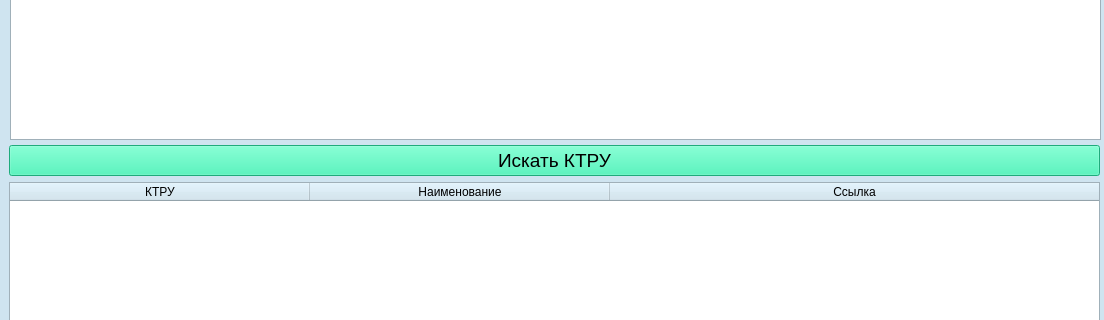
First picture: the form in User_inface.ui, repository Vofanchik/KTRU_searcher, before the edit; both pictures show x 0 to 1104 and y 136 to 456 of the 1104 by 600 pixel window.
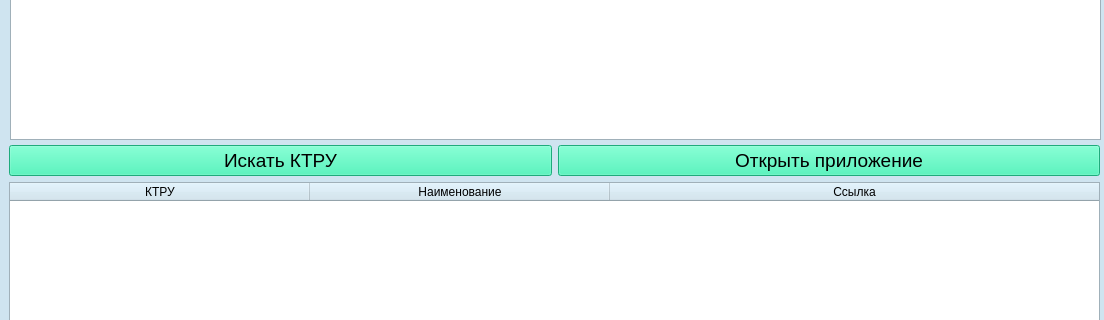
Second picture: the form after the edit.

What changed in the file:
```diff
--- a/User_inface.ui
+++ b/User_inface.ui
@@ -1524,7 +1524,461 @@
        </property>
       </widget>
      </item>
-     <item row="1" column="0">
+     <item row="0" column="1">
+      <widget class="QPushButton" name="pushButton_3">
+       <property name="palette">
+        <palette>
+         <active>
+          <colorrole role="WindowText">
+           <brush brushstyle="SolidPattern">
+            <color alpha="255">
+             <red>0</red>
+             <green>0</green>
+             <blue>0</blue>
+            </color>
+           </brush>
+          </colorrole>
+          <colorrole role="Button">
+           <brush brushstyle="SolidPattern">
+            <color alpha="255">
+             <red>43</red>
+             <green>240</green>
+             <blue>174</blue>
+            </color>
+           </brush>
+          </colorrole>
+          <colorrole role="Light">
+           <brush brushstyle="SolidPattern">
+            <color alpha="255">
+             <red>151</red>
+             <green>255</green>
+             <blue>220</blue>
+            </color>
+           </brush>
+          </colorrole>
+          <colorrole role="Midlight">
+           <brush brushstyle="SolidPattern">
+            <color alpha="255">
+             <red>97</red>
+             <green>247</green>
+             <blue>197</blue>
+            </color>
+           </brush>
+          </colorrole>
+          <colorrole role="Dark">
+           <brush brushstyle="SolidPattern">
+            <color alpha="255">
+             <red>22</red>
+             <green>120</green>
+             <blue>87</blue>
+            </color>
+           </brush>
+          </colorrole>
+          <colorrole role="Mid">
+           <brush brushstyle="SolidPattern">
+            <color alpha="255">
+             <red>29</red>
+             <green>160</green>
+             <blue>116</blue>
+            </color>
+           </brush>
+          </colorrole>
+          <colorrole role="Text">
+           <brush brushstyle="SolidPattern">
+            <color alpha="255">
+             <red>0</red>
+             <green>0</green>
+             <blue>0</blue>
+            </color>
+           </brush>
+          </colorrole>
+          <colorrole role="BrightText">
+           <brush brushstyle="SolidPattern">
+            <color alpha="255">
+             <red>255</red>
+             <green>255</green>
+             <blue>255</blue>
+            </color>
+           </brush>
+          </colorrole>
+          <colorrole role="ButtonText">
+           <brush brushstyle="SolidPattern">
+            <color alpha="255">
+             <red>0</red>
+             <green>0</green>
+             <blue>0</blue>
+            </color>
+           </brush>
+          </colorrole>
+          <colorrole role="Base">
+           <brush brushstyle="SolidPattern">
+            <color alpha="255">
+             <red>255</red>
+             <green>255</green>
+             <blue>255</blue>
+            </color>
+           </brush>
+          </colorrole>
+          <colorrole role="Window">
+           <brush brushstyle="SolidPattern">
+            <color alpha="255">
+             <red>43</red>
+             <green>240</green>
+             <blue>174</blue>
+            </color>
+           </brush>
+          </colorrole>
+          <colorrole role="Shadow">
+           <brush brushstyle="SolidPattern">
+            <color alpha="255">
+             <red>0</red>
+             <green>0</green>
+             <blue>0</blue>
+            </color>
+           </brush>
+          </colorrole>
+          <colorrole role="AlternateBase">
+           <brush brushstyle="SolidPattern">
+            <color alpha="255">
+             <red>149</red>
+             <green>247</green>
+             <blue>214</blue>
+            </color>
+           </brush>
+          </colorrole>
+          <colorrole role="ToolTipBase">
+           <brush brushstyle="SolidPattern">
+            <color alpha="255">
+             <red>255</red>
+             <green>255</green>
+             <blue>220</blue>
+            </color>
+           </brush>
+          </colorrole>
+          <colorrole role="ToolTipText">
+           <brush brushstyle="SolidPattern">
+            <color alpha="255">
+             <red>0</red>
+             <green>0</green>
+             <blue>0</blue>
+            </color>
+           </brush>
+          </colorrole>
+          <colorrole role="PlaceholderText">
+           <brush brushstyle="SolidPattern">
+            <color alpha="128">
+             <red>0</red>
+             <green>0</green>
+             <blue>0</blue>
+            </color>
+           </brush>
+          </colorrole>
+         </active>
+         <inactive>
+          <colorrole role="WindowText">
+           <brush brushstyle="SolidPattern">
+            <color alpha="255">
+             <red>0</red>
+             <green>0</green>
+             <blue>0</blue>
+            </color>
+           </brush>
+          </colorrole>
+          <colorrole role="Button">
+           <brush brushstyle="SolidPattern">
+            <color alpha="255">
+             <red>43</red>
+             <green>240</green>
+             <blue>174</blue>
+            </color>
+           </brush>
+          </colorrole>
+          <colorrole role="Light">
+           <brush brushstyle="SolidPattern">
+            <color alpha="255">
+             <red>151</red>
+             <green>255</green>
+             <blue>220</blue>
+            </color>
+           </brush>
+          </colorrole>
+          <colorrole role="Midlight">
+           <brush brushstyle="SolidPattern">
+            <color alpha="255">
+             <red>97</red>
+             <green>247</green>
+             <blue>197</blue>
+            </color>
+           </brush>
+          </colorrole>
+          <colorrole role="Dark">
+           <brush brushstyle="SolidPattern">
+            <color alpha="255">
+             <red>22</red>
+             <green>120</green>
+             <blue>87</blue>
+            </color>
+           </brush>
+          </colorrole>
+          <colorrole role="Mid">
+           <brush brushstyle="SolidPattern">
+            <color alpha="255">
+             <red>29</red>
+             <green>160</green>
+             <blue>116</blue>
+            </color>
+           </brush>
+          </colorrole>
+          <colorrole role="Text">
+           <brush brushstyle="SolidPattern">
+            <color alpha="255">
+             <red>0</red>
+             <green>0</green>
+             <blue>0</blue>
+            </color>
+           </brush>
+          </colorrole>
+          <colorrole role="BrightText">
+           <brush brushstyle="SolidPattern">
+            <color alpha="255">
+             <red>255</red>
+             <green>255</green>
+             <blue>255</blue>
+            </color>
+           </brush>
+          </colorrole>
+          <colorrole role="ButtonText">
+           <brush brushstyle="SolidPattern">
+            <color alpha="255">
+             <red>0</red>
+             <green>0</green>
+             <blue>0</blue>
+            </color>
+           </brush>
+          </colorrole>
+          <colorrole role="Base">
+           <brush brushstyle="SolidPattern">
+            <color alpha="255">
+             <red>255</red>
+             <green>255</green>
+             <blue>255</blue>
+            </color>
+           </brush>
+          </colorrole>
+          <colorrole role="Window">
+           <brush brushstyle="SolidPattern">
+            <color alpha="255">
+             <red>43</red>
+             <green>240</green>
+             <blue>174</blue>
+            </color>
+           </brush>
+          </colorrole>
+          <colorrole role="Shadow">
+           <brush brushstyle="SolidPattern">
+            <color alpha="255">
+             <red>0</red>
+             <green>0</green>
+             <blue>0</blue>
+            </color>
+           </brush>
+          </colorrole>
+          <colorrole role="AlternateBase">
+           <brush brushstyle="SolidPattern">
+            <color alpha="255">
+             <red>149</red>
+             <green>247</green>
+             <blue>214</blue>
+            </color>
+           </brush>
+          </colorrole>
+          <colorrole role="ToolTipBase">
+           <brush brushstyle="SolidPattern">
+            <color alpha="255">
+             <red>255</red>
+             <green>255</green>
+             <blue>220</blue>
+            </color>
+           </brush>
+          </colorrole>
+          <colorrole role="ToolTipText">
+           <brush brushstyle="SolidPattern">
+            <color alpha="255">
+             <red>0</red>
+             <green>0</green>
+             <blue>0</blue>
+            </color>
+           </brush>
+          </colorrole>
+          <colorrole role="PlaceholderText">
+           <brush brushstyle="SolidPattern">
+            <color alpha="128">
+             <red>0</red>
+             <green>0</green>
+             <blue>0</blue>
+            </color>
+           </brush>
+          </colorrole>
+         </inactive>
+         <disabled>
+          <colorrole role="WindowText">
+           <brush brushstyle="SolidPattern">
+            <color alpha="255">
+             <red>22</red>
+             <green>120</green>
+             <blue>87</blue>
+            </color>
+           </brush>
+          </colorrole>
+          <colorrole role="Button">
+           <brush brushstyle="SolidPattern">
+            <color alpha="255">
+             <red>43</red>
+             <green>240</green>
+             <blue>174</blue>
+            </color>
+           </brush>
+          </colorrole>
+          <colorrole role="Light">
+           <brush brushstyle="SolidPattern">
+            <color alpha="255">
+             <red>151</red>
+             <green>255</green>
+             <blue>220</blue>
+            </color>
+           </brush>
+          </colorrole>
+          <colorrole role="Midlight">
+           <brush brushstyle="SolidPattern">
+            <color alpha="255">
+             <red>97</red>
+             <green>247</green>
+             <blue>197</blue>
+            </color>
+           </brush>
+          </colorrole>
+          <colorrole role="Dark">
+           <brush brushstyle="SolidPattern">
+            <color alpha="255">
+             <red>22</red>
+             <green>120</green>
+             <blue>87</blue>
+            </color>
+           </brush>
+          </colorrole>
+          <colorrole role="Mid">
+           <brush brushstyle="SolidPattern">
+            <color alpha="255">
+             <red>29</red>
+             <green>160</green>
+             <blue>116</blue>
+            </color>
+           </brush>
+          </colorrole>
+          <colorrole role="Text">
+           <brush brushstyle="SolidPattern">
+            <color alpha="255">
+             <red>22</red>
+             <green>120</green>
+             <blue>87</blue>
+            </color>
+           </brush>
+          </colorrole>
+          <colorrole role="BrightText">
+           <brush brushstyle="SolidPattern">
+            <color alpha="255">
+             <red>255</red>
+             <green>255</green>
+             <blue>255</blue>
+            </color>
+           </brush>
+          </colorrole>
+          <colorrole role="ButtonText">
+           <brush brushstyle="SolidPattern">
+            <color alpha="255">
+             <red>22</red>
+             <green>120</green>
+             <blue>87</blue>
+            </color>
+           </brush>
+          </colorrole>
+          <colorrole role="Base">
+           <brush brushstyle="SolidPattern">
+            <color alpha="255">
+             <red>43</red>
+             <green>240</green>
+             <blue>174</blue>
+            </color>
+           </brush>
+          </colorrole>
+          <colorrole role="Window">
+           <brush brushstyle="SolidPattern">
+            <color alpha="255">
+             <red>43</red>
+             <green>240</green>
+             <blue>174</blue>
+            </color>
+           </brush>
+          </colorrole>
+          <colorrole role="Shadow">
+           <brush brushstyle="SolidPattern">
+            <color alpha="255">
+             <red>0</red>
+             <green>0</green>
+             <blue>0</blue>
+            </color>
+           </brush>
+          </colorrole>
+          <colorrole role="AlternateBase">
+           <brush brushstyle="SolidPattern">
+            <color alpha="255">
+             <red>43</red>
+             <green>240</green>
+             <blue>174</blue>
+            </color>
+           </brush>
+          </colorrole>
+          <colorrole role="ToolTipBase">
+           <brush brushstyle="SolidPattern">
+            <color alpha="255">
+             <red>255</red>
+             <green>255</green>
+             <blue>220</blue>
+            </color>
+           </brush>
+          </colorrole>
+          <colorrole role="ToolTipText">
+           <brush brushstyle="SolidPattern">
+            <color alpha="255">
+             <red>0</red>
+             <green>0</green>
+             <blue>0</blue>
+            </color>
+           </brush>
+          </colorrole>
+          <colorrole role="PlaceholderText">
+           <brush brushstyle="SolidPattern">
+            <color alpha="128">
+             <red>0</red>
+             <green>0</green>
+             <blue>0</blue>
+            </color>
+           </brush>
+          </colorrole>
+         </disabled>
+        </palette>
+       </property>
+       <property name="font">
+        <font>
+         <pointsize>14</pointsize>
+        </font>
+       </property>
+       <property name="text">
+        <string>Открыть приложение</string>
+       </property>
+      </widget>
+     </item>
+     <item row="1" column="0" colspan="2">
       <widget class="QTableWidget" name="tableWidget_2">
        <property name="autoFillBackground">
         <bool>false</bool>
```
Left out of the diff: 1036 changed lines with no effect on the pictures.
